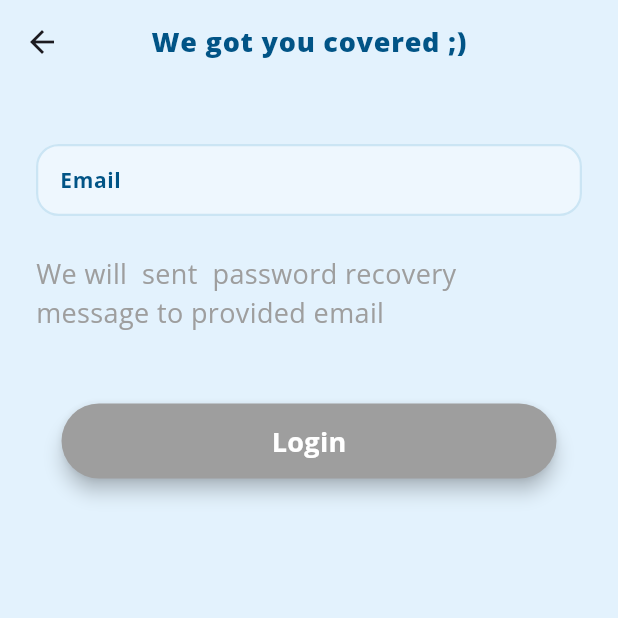
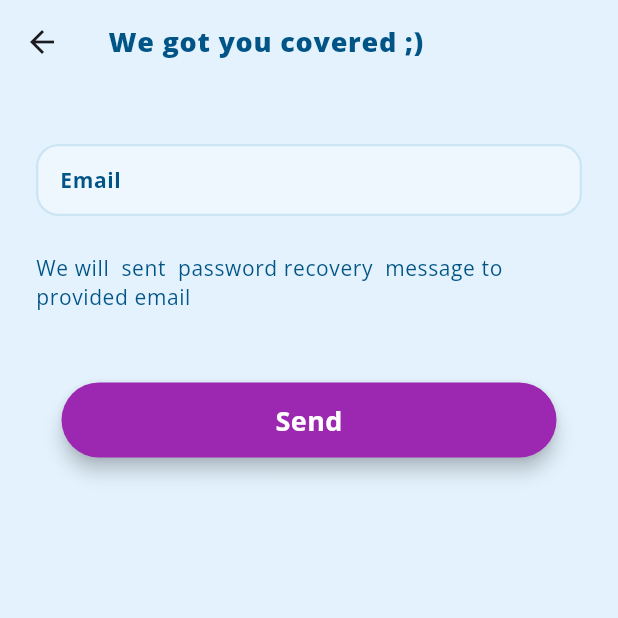
Before and after one commit to Mohsinishfaq07/coin_kids, a Flutter app: the ForgotPasswordScreen screen opened directly, on a phone screen of 412 x 824 dp, the top half of it. Run offline on Flutter 3.47's test engine with Material 3 defaults, Android fonts, the phone set to English and light mode, and no system bars; our stand-ins replace carousel_slider, cloud_firestore, firebase_auth, firebase_core, flutter_svg, get and 6 more; accounts and stored records are empty; project files that could hold a hidden picture were left out.

Commit message:
forgot screen edited

```diff
--- a/lib/features/roles/parents/authentication/forgot_password.dart
+++ b/lib/features/roles/parents/authentication/forgot_password.dart
@@ -1,5 +1,6 @@
 import 'package:coin_kids/features/custom_widgets/custom_app_bar.dart';
 import 'package:coin_kids/features/roles/parents/authentication/parent_auth_controller/parent_auth_controller.dart';
+import 'package:coin_kids/theme/light_theme.dart';
 import 'package:flutter/material.dart';
 import 'package:get/get.dart';
 import 'package:coin_kids/features/custom_widgets/custom_button.dart';
@@ -12,9 +13,8 @@ class ForgotPasswordScreen extends StatelessWidget {
 
   @override
   Widget build(BuildContext context) {
-
     return Scaffold(
-      appBar: CustomAppBar(title: "We got you covered ;)"),
+      appBar: CustomAppBar(title: "We got you covered ;)",centerTitle: false,),
       body: Padding(
         padding: const EdgeInsets.symmetric(horizontal: 24.0, vertical: 20),
         child: SingleChildScrollView(
@@ -30,24 +30,25 @@ class ForgotPasswordScreen extends StatelessWidget {
                   _controller.email.value = value.trim();
                   _controller.checkFields(); // Check fields on change
                 },
-                  ) ,
+              ),
               const SizedBox(height: 25),
               // Forgot Credentials
-              const Align(
+              Align(
                 alignment: Alignment.centerLeft,
                 child: Text(
                   "We will  sent  password recovery  message to provided email",
-                  style: TextStyle(color: Colors.grey),
+                  style: Theme.of(context)
+                      .textTheme
+                      .bodySmall!
+                      .copyWith(color: CustomThemeData().primaryTextColor),
                 ),
               ),
               const SizedBox(height: 40),
 
               // Login Button
               Obx(() => CustomButton(
-                    color: _controller.isButtonEnabled.value
-                        ? Colors.purple
-                        : Colors.grey,
-                    text: 'Login',
+                    color:   Colors.purple,
+                    text: 'Send',
                     onPressed: () async {
                       await _controller.loginWithEmail();
                     },
--- a/lib/main.dart
+++ b/lib/main.dart
@@ -16,6 +16,8 @@ void main() async {
       statusBarIconBrightness:
           Brightness.dark, // Dark icons for light background
       statusBarBrightness: Brightness.dark, //
+      systemNavigationBarColor:
+          Colors.transparent, // Black background for dark icons
     ),
   );
 
```
Lines whose indentation alone changed are shown as unchanged.
